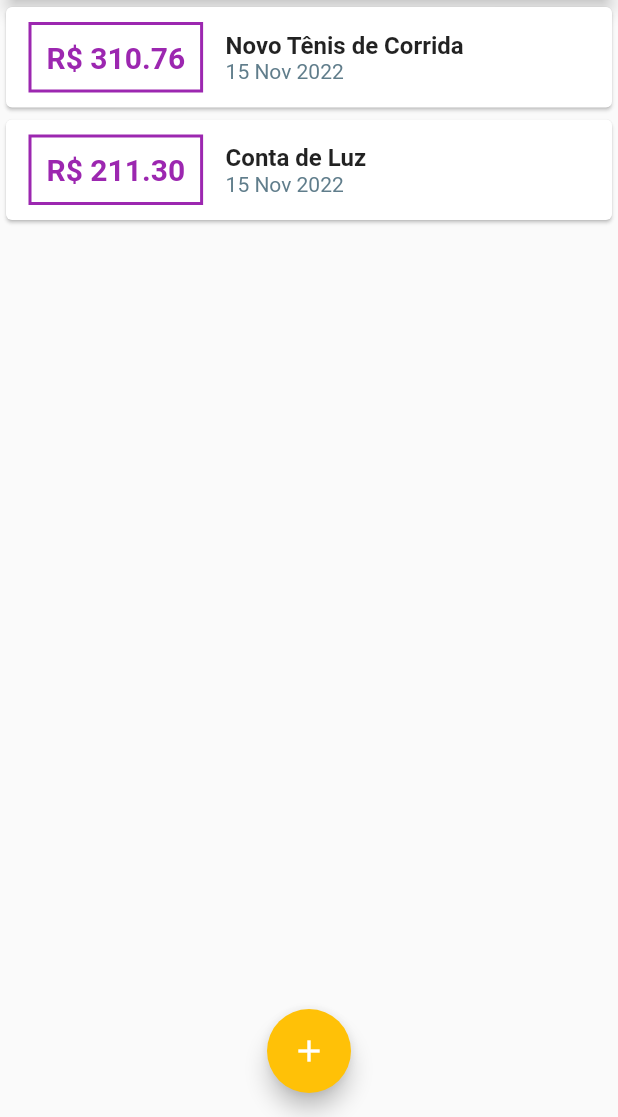
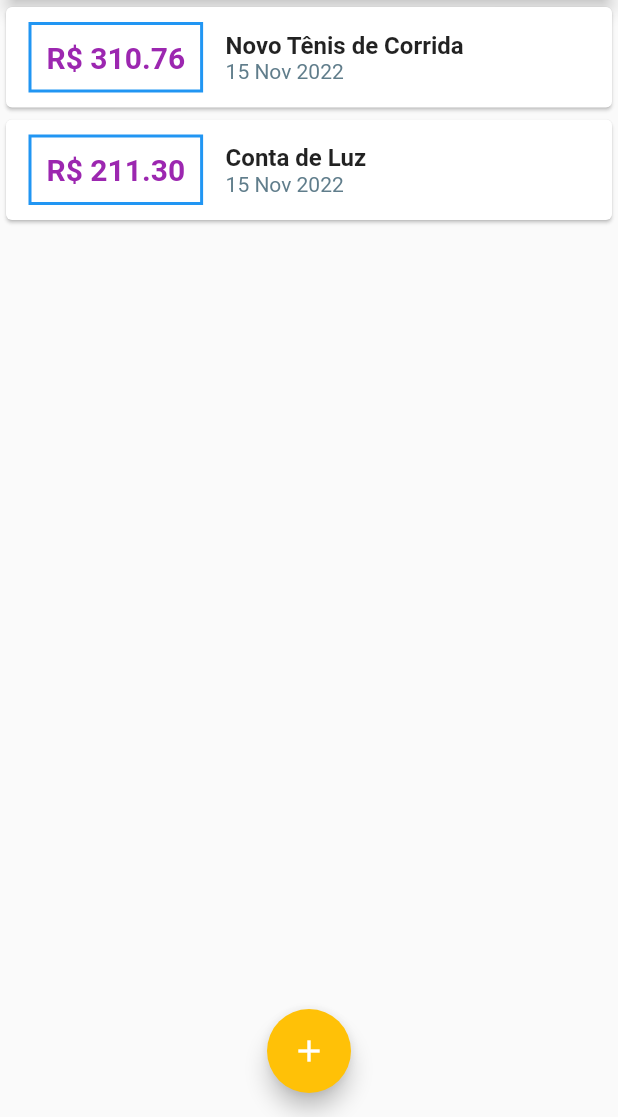
Before and after one commit to michelbaleeiro/expenses, a Flutter app: the screen it shows after launch, on a phone screen of 412 x 824 dp, the part 119-1236 px from its top. Run offline on Flutter 3.47's test engine with Material 2 defaults, Android fonts, the phone set to English and light mode, and no system bars; Roboto replaces fonts that are missing (OpenSans).

Commit message:
115. Estilo com Theme

```diff
--- a/lib/components/transaction_list.dart
+++ b/lib/components/transaction_list.dart
@@ -24,13 +24,14 @@ class TransactionList extends StatelessWidget {
             child: Row(
               children: [
                 Container(
-                    margin: const EdgeInsets.symmetric(
-                        horizontal: 15, vertical: 10),
+                  margin:
+                      const EdgeInsets.symmetric(horizontal: 15, vertical: 10),
                   decoration: BoxDecoration(
                     border: Border.all(
-                      color: Colors.purple,
+                      color: Theme.of(context).primaryColor,
                       width: 2,
-                    )),
+                    ),
+                  ),
                   padding: const EdgeInsets.all(10),
                   child: Text(
                     'R\$ ${tr.value.toStringAsFixed(2)}',
@@ -39,7 +40,8 @@ class TransactionList extends StatelessWidget {
                       fontSize: 20,
                       color: Colors.purple,
                     ),
-                    )),
+                  ),
+                ),
                 Column(
                   crossAxisAlignment: CrossAxisAlignment.start,
                   children: <Widget>[
```
Lines whose indentation alone changed are shown as unchanged.
